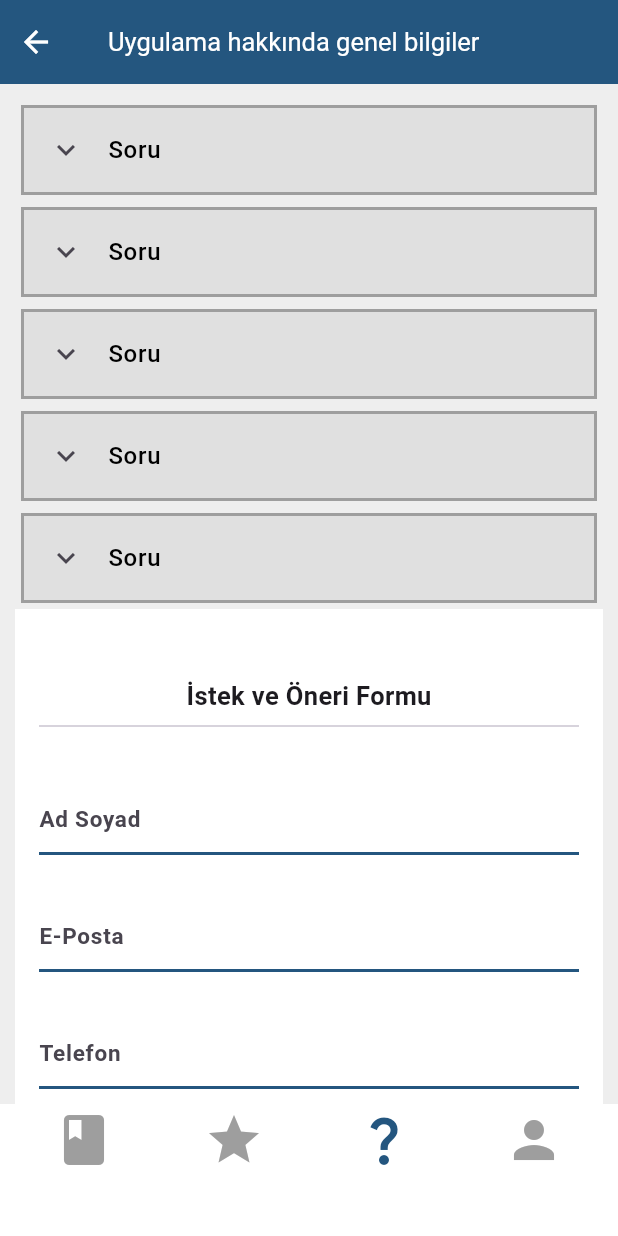
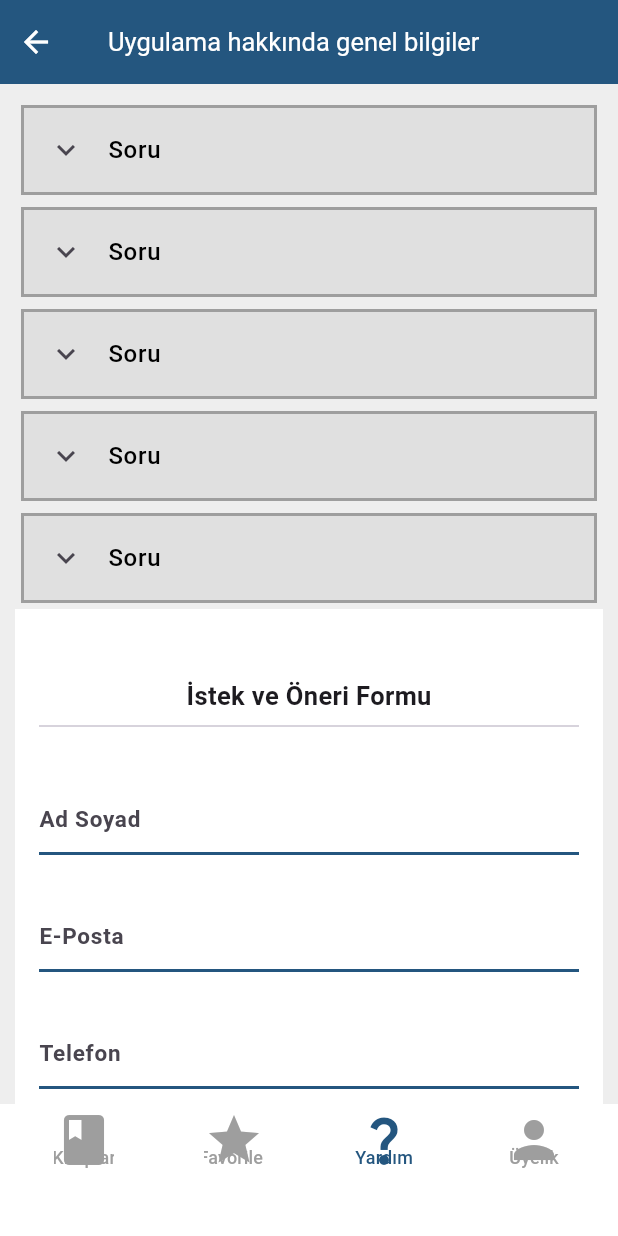
Before and after one commit to beyzacebiturk/bgs_app, a Flutter app: the screen it shows after launch, item 3 of the bottom bar chosen, on a phone screen of 412 x 824 dp. Run offline on Flutter 3.47's test engine with Material 3 defaults, Android fonts, the phone set to English and light mode, and no system bars; our stand-ins replace flutter_riverpod; network calls fail.

Commit message:
navbar tamamlandı. books_screen.dart

```diff
--- a/lib/main.dart
+++ b/lib/main.dart
@@ -1,8 +1,8 @@
-import 'package:bgs_app/navbar/navbar_states.dart';
+import 'package:bgs_app/navbar/navbar.dart';
 import 'package:bgs_app/views/filter_screen.dart';
 import 'package:bgs_app/views/fav_screen.dart';
 import 'package:bgs_app/views/help_screen.dart';
-import 'package:bgs_app/views/home.dart';
+import 'package:bgs_app/views/books_screen.dart';
 import 'package:bgs_app/views/login.dart';
 import 'package:bgs_app/views/sign_up.dart';
 import 'package:flutter/material.dart';
@@ -14,8 +14,6 @@ void main() {
   );
 }
 
-final selectedIndexProvider = StateProvider<int>((ref) => 0);
-
 class HomePage extends StatelessWidget {
   const HomePage({super.key});
 
@@ -23,7 +21,7 @@ class HomePage extends StatelessWidget {
   Widget build(BuildContext context) {
     return const MaterialApp(
       debugShowCheckedModeBanner: false,
-      home: Home(),
+      home: BooksScreen(),
     );
   }
 }
--- a/lib/models/books.dart
+++ b/lib/models/books.dart
@@ -1,19 +1,23 @@
 class Books {
-  String? title;
-  String? publishedYear;
-  String? grade;
-  String? branch;
-  String? category;
-  String? bookImage;
+  final String title;
+  final int publishedYear;
+  final String grade;
+  final String branch;
+  final String category;
+  //final String bookImage;
+  final String bookURL;
+  bool isFavorite;
 
-  Books({
-    this.title,
-    this.publishedYear,
-    this.bookImage,
-    this.branch,
-    this.category,
-    this.grade,
-  });
+  Books(
+      {required this.title,
+      required this.publishedYear,
+      //required this.bookImage,
+      required this.branch,
+      required this.category,
+      required this.grade,
+      required this.bookURL,
+       this.isFavorite = false,
+      });
 }
 
 List<String> selectedBooks = [];
@@ -21,26 +25,34 @@ List<String> selectedBooks = [];
 final List<Books> books = [
   Books(
       title: 'Kitap',
-      publishedYear: '2020',
-      grade: '12',
+      publishedYear: 2020,
+      category: 'Ders Anlatım Föyü Testler',
+      grade: 'TYT',
       branch: 'Mat',
-      category: 'tyt'),
+      bookURL:
+          'https://img.freepik.com/premium-vector/vector-icon-illustration-pink-heart-isolated-white-background_921039-1845.jpg'),
   Books(
       title: 'Kitap',
-      publishedYear: '2020',
-      grade: '12',
+      publishedYear: 2020,
+      category: 'Ders Anlatım Föyü Testler',
+      grade: 'TYT',
       branch: 'Mat',
-      category: 'tyt'),
+      bookURL:
+          'https://img.freepik.com/premium-vector/vector-icon-illustration-pink-heart-isolated-white-background_921039-1845.jpg'),
   Books(
       title: 'Kitap',
-      publishedYear: '2020',
-      grade: '12',
+      publishedYear: 2020,
+      category: 'Ders Anlatım Föyü Testler',
+      grade: 'TYT',
       branch: 'Mat',
-      category: 'tyt'),
+      bookURL:
+          'https://img.freepik.com/premium-vector/vector-icon-illustration-pink-heart-isolated-white-background_921039-1845.jpg'),
   Books(
       title: 'Kitap',
-      publishedYear: '2020',
-      grade: '12',
+      publishedYear: 2020,
+      category: 'Ders Anlatım Föyü Testler',
+      grade: 'TYT',
       branch: 'Mat',
-      category: 'tyt'),
+      bookURL:
+          'https://img.freepik.com/premium-vector/vector-icon-illustration-pink-heart-isolated-white-background_921039-1845.jpg'),
 ];
--- a/lib/navbar/navbar_states.dart
+++ b/lib/navbar/navbar.dart
@@ -1,13 +1,11 @@
 import 'dart:developer';
-
 import 'package:bgs_app/views/fav_screen.dart';
 import 'package:bgs_app/views/help_screen.dart';
-import 'package:bgs_app/views/home.dart';
+import 'package:bgs_app/views/books_screen.dart';
 import 'package:bgs_app/views/login.dart';
 import 'package:flutter/material.dart';
-import 'package:flutter/widgets.dart';
 import 'package:flutter_riverpod/flutter_riverpod.dart';
-import 'package:bgs_app/main.dart';
+import 'package:bgs_app/navbar/navbar_provider.dart';
 
 class Navbar extends ConsumerWidget {
   Navbar({super.key});
@@ -15,7 +13,7 @@ class Navbar extends ConsumerWidget {
   @override
   Widget build(BuildContext context, WidgetRef ref) {
     final selectedIndex = ref.watch(selectedIndexProvider);
-    log("index:" + selectedIndex.toString());
+    //log("index:" + selectedIndex.toString());
 
     return Container(
       color: Colors.white,
@@ -33,7 +31,7 @@ class Navbar extends ConsumerWidget {
                   Navigator.push(
                     context,
                     MaterialPageRoute(
-                      builder: (context) => const Home(),
+                      builder: (context) => const BooksScreen(),
                     ),
                   );
                 },
@@ -87,39 +85,3 @@ class Navbar extends ConsumerWidget {
     );
   }
 }
-
-MaterialButton navbarIcon({
-  required IconData icon,
-  required VoidCallback onpressed,
-  required bool isSelected,
-  required String label,
-}) {
-  return MaterialButton(
-    onPressed: onpressed,
-    child: Stack(
-      alignment: Alignment.bottomCenter,
-      children: [
-        Icon(icon,
-            size: 40,
-            color: isSelected
-                ? Colors.grey
-                : const Color.fromARGB(255, 36, 86, 127) //true gri, false mavi
-            ),
-
-        /* Positioned(
-          //ICON ALTINDAKİ LABEL - HATALI
-          bottom: 0,
-          child: Text(
-            label,
-            style: TextStyle(
-              fontSize: 12,
-              color: isSelected
-                  ? Colors.grey
-                  : const Color.fromARGB(255, 36, 86, 127),
-            ),
-          ),
-        ), */
-      ],
-    ),
-  );
-}
--- /dev/null
+++ b/lib/navbar/navbar_provider.dart
@@ -0,0 +1,40 @@
+  import 'package:flutter/material.dart';
+import 'package:flutter_riverpod/flutter_riverpod.dart';
+
+final selectedIndexProvider = StateProvider<int>((ref) => 0);
+
+MaterialButton navbarIcon({
+  required IconData icon,
+  required VoidCallback onpressed,
+  required bool isSelected,
+  required String label,
+}) {
+  return MaterialButton(
+    onPressed: onpressed,
+    child: Stack(
+      alignment: Alignment.bottomCenter,
+      children: [
+        Icon(icon,
+            size: 40,
+            color: isSelected
+                ? Colors.grey
+                : const Color.fromARGB(255, 36, 86, 127) //true gri, false mavi
+            ),
+
+         Positioned(
+          //ICON ALTINDAKİ LABEL - HATALI
+          bottom: 0,
+          child: Text(
+            label,
+            style: TextStyle(
+              fontSize: 12,
+              color: isSelected
+                  ? Colors.grey
+                  : const Color.fromARGB(255, 36, 86, 127),
+            ),
+          ),
+        ),
+      ],
+    ),
+  );
+}
--- /dev/null
+++ b/lib/views/books_screen.dart
@@ -0,0 +1,252 @@
+import 'package:bgs_app/navbar/navbar.dart';
+import 'package:bgs_app/views/book_detail_screen.dart';
+import 'package:bgs_app/widgets/buttons.dart';
+import 'package:flutter/cupertino.dart';
+import 'package:flutter/material.dart';
+import 'package:bgs_app/views/filter_screen.dart';
+import 'package:bgs_app/models/books.dart';
+import 'package:flutter/widgets.dart';
+
+class BooksScreen extends StatefulWidget {
+  const BooksScreen({super.key});
+
+  @override
+  State<BooksScreen> createState() => _BooksPageState();
+}
+
+class _BooksPageState extends State<BooksScreen> {
+  final controller = TextEditingController();
+
+  //String selectedFilter = 'Tümü';
+  //List<String> filterOptions = ['Tümü', 'Filtre 1', 'Filtre 2', 'Filtre 3'];
+
+  /*void _showFilterDialog() {  ///SHOWDIALOG İÇİNDE FİLTRELEME
+    showDialog(
+      context: context,
+      builder: (BuildContext context) {
+        return AlertDialog(
+          title: const Text('FİLTRE'),
+          content: Column(
+            children: [
+              for (String option in filterOptions)
+                RadioListTile(
+                  title: Text(option),
+                  value: option,
+                  groupValue: selectedFilter,
+                  onChanged: (String? value) {
+                    setState(() {
+                      selectedFilter = value!;
+                      Navigator.of(context).pop();
+                    });
+                  },
+                ),
+            ],
+          ),
+          actions: <Widget>[
+            ElevatedButton(
+              child: const Text('Okay'),
+              onPressed: () {
+                ///filtrelenecek öz. olacak
+                Navigator.of(context).pop();
+              },
+            )
+          ],
+        );
+      },
+    );
+  } */
+
+  @override
+  Widget build(BuildContext context) {
+    return MaterialApp(
+      debugShowCheckedModeBanner: false,
+      home: Scaffold(
+        appBar: AppBar(
+          backgroundColor: const Color.fromARGB(255, 36, 86, 127),
+        ),
+        body: Padding(
+          padding: const EdgeInsets.all(16.0),
+          child: Column(
+            children: <Widget>[
+              MaterialButton(
+                minWidth: double.tryParse('50'),
+                height: 40,
+                onPressed: () {
+                  Navigator.push(
+                      context,
+                      MaterialPageRoute(
+                          builder: (context) => const FilterPage()));
+                },
+                color: Colors.white,
+                elevation: 3,
+                shape: RoundedRectangleBorder(
+                  side: const BorderSide(
+                    color: Color.fromARGB(255, 36, 86, 127),
+                    width: 3,
+                  ),
+                  borderRadius: BorderRadius.circular(8),
+                ),
+                child: const Row(
+                  mainAxisAlignment: MainAxisAlignment.center,
+                  children: [
+                    Icon(
+                      Icons.filter_list,
+                      color: Color.fromARGB(255, 36, 86, 127),
+                    ),
+                    SizedBox(width: 20),
+                    Text(
+                      'FİLTRE',
+                      style: TextStyle(
+                        color: Color.fromARGB(255, 36, 86, 127),
+                        fontSize: 17,
+                      ),
+                    )
+                  ],
+                ),
+              ),
+              const TextField(
+                decoration: InputDecoration(
+                  focusedBorder: UnderlineInputBorder(
+                    borderSide: BorderSide(
+                        color: Color.fromARGB(255, 36, 86, 127), width: 3),
+                  ),
+                  enabledBorder: UnderlineInputBorder(
+                    borderSide: BorderSide(
+                      color: Color.fromARGB(255, 36, 86, 127),
+                      width: 3,
+                    ),
+                  ),
+                  prefixIcon: Icon(
+                    Icons.search,
+                    color: Color.fromARGB(255, 36, 86, 127),
+                    size: 26,
+                  ),
+                  hintText: 'Kitap Arama',
+                  hintStyle: TextStyle(color: Colors.grey, fontSize: 14),
+                ),
+              ),
+              Expanded(
+                  child: ListView.builder(
+                itemCount: books.length,
+                itemBuilder: (context, index) {
+                  return Card(
+                    color: Colors.white,
+                    child: InkWell(
+                      onTap: () {
+                        Navigator.push(
+                          context,
+                          MaterialPageRoute(
+                            builder: (context) => const BookDetailScreen(),
+                          ),
+                        );
+                      },
+                      child: Column(
+                        crossAxisAlignment: CrossAxisAlignment.start,
+                        children: [
+                          Padding(
+                            padding: const EdgeInsets.all(8.0),
+                            child: Row(
+                              children: [
+                                SizedBox(
+                                  width: 150,
+                                  height: 200,
+                                  child: Image.network(
+                                    books[index].bookURL,
+                                    fit: BoxFit.cover,
+                                  ),
+                                ),
+                                Expanded(
+                                  child: Padding(
+                                    padding: const EdgeInsets.symmetric(
+                                        horizontal: 8.0),
+                                    child: Column(
+                                      crossAxisAlignment:
+                                          CrossAxisAlignment.start,
+                                      children: [
+                                        Text(
+                                          books[index].title,
+                                          style: const TextStyle(
+                                            fontSize: 16,
+                                            fontWeight: FontWeight.bold,
+                                          ),
+                                        ),
+                                        const SizedBox(height: 8),
+                                        Text.rich(
+                                          TextSpan(
+                                            children: [
+                                              const TextSpan(
+                                                text: 'Basım Yılı: ',
+                                              ),
+                                              TextSpan(
+                                                text: books[index]
+                                                    .publishedYear
+                                                    .toString(),
+                                                style: const TextStyle(
+                                                  fontWeight: FontWeight.bold,
+                                                ),
+                                              ),
+                                            ],
+                                          ),
+                                        ),
+                                        Text(books[index].branch),
+                                        Text(books[index].category),
+                                      ],
+                                    ),
+                                  ),
+                                ),
+                              ],
+                            ),
+                          ),
+                          Container(
+                            height: 60,
+                            color: const Color.fromARGB(255, 36, 86, 127),
+                            child: Row(
+                              crossAxisAlignment: CrossAxisAlignment.center,
+                              children: [
+                                const Padding(
+                                  padding: EdgeInsets.all(8.0),
+                                  child: Text(
+                                    "TESTLER",
+                                    style: TextStyle(
+                                        fontSize: 17,
+                                        letterSpacing: 1,
+                                        fontWeight: FontWeight.bold,
+                                        color: Colors.white),
+                                  ),
+                                ),
+
+                                Row(
+                                  children: [
+                                    Container(
+                                      height: 60,
+                                      width: 70,
+                                      color: const Color.fromARGB(
+                                          255, 120, 149, 172),
+                                      child: IconButton(
+                                        onPressed: () {},
+                                        icon: const Icon(
+                                          Icons.star_border,
+                                          color: Colors.white,
+                                          size: 30,
+                                        ),
+                                      ),
+                                    ),
+                                  ],
+                                ),
+                              ],
+                            ),
+                          ),
+                        ],
+                      ),
+                    ),
+                  );
+                },
+              ))
+            ],
+          ),
+        ),
+        bottomNavigationBar: Navbar(),
+      ),
+    );
+  }
+}
--- a/lib/views/filter_screen.dart
+++ b/lib/views/filter_screen.dart
@@ -1,4 +1,4 @@
-import 'package:bgs_app/views/home.dart';
+import 'package:bgs_app/views/books_screen.dart';
 import 'package:flutter/material.dart';
 
 class FilterPage extends StatefulWidget {
@@ -37,7 +37,7 @@ class _FilterPageState extends State<FilterPage> {
             BackButton(
               onPressed: () {
                 Navigator.push(context,
-                    MaterialPageRoute(builder: (context) => const Home()));
+                    MaterialPageRoute(builder: (context) => const BooksScreen()));
               },
               color: Colors.white,
             )
--- a/lib/views/help_screen.dart
+++ b/lib/views/help_screen.dart
@@ -1,5 +1,5 @@
-import 'package:bgs_app/navbar/navbar_states.dart';
-import 'package:bgs_app/views/home.dart';
+import 'package:bgs_app/navbar/navbar.dart';
+import 'package:bgs_app/views/books_screen.dart';
 import 'package:bgs_app/widgets/buttons.dart';
 import 'package:flutter/material.dart';
 import 'package:bgs_app/controllers/text_field.dart';
@@ -42,7 +42,7 @@ class HelpScreen extends StatelessWidget {
             BackButton(
               onPressed: () {
                 Navigator.push(context,
-                    MaterialPageRoute(builder: (context) => const Home()));
+                    MaterialPageRoute(builder: (context) => const BooksScreen()));
               },
               color: Colors.white,
             )
--- a/lib/views/home.dart
+++ /dev/null
@@ -1,131 +0,0 @@
-import 'package:bgs_app/navbar/navbar_states.dart';
-import 'package:bgs_app/widgets/buttons.dart';
-import 'package:flutter/material.dart';
-import 'package:bgs_app/views/filter_screen.dart';
-
-class Home extends StatefulWidget {
-  const Home({super.key});
-
-  @override
-  State<Home> createState() => _HomeState();
-}
-
-class _HomeState extends State<Home> {
-  final controller = TextEditingController();
-
-  //String selectedFilter = 'Tümü';
-  //List<String> filterOptions = ['Tümü', 'Filtre 1', 'Filtre 2', 'Filtre 3'];
-
-  /*void _showFilterDialog() {  ///SHOWDIALOG İÇİNDE FİLTRELEME
-    showDialog(
-      context: context,
-      builder: (BuildContext context) {
-        return AlertDialog(
-          title: const Text('FİLTRE'),
-          content: Column(
-            children: [
-              for (String option in filterOptions)
-                RadioListTile(
-                  title: Text(option),
-                  value: option,
-                  groupValue: selectedFilter,
-                  onChanged: (String? value) {
-                    setState(() {
-                      selectedFilter = value!;
-                      Navigator.of(context).pop();
-                    });
-                  },
-                ),
-            ],
-          ),
-          actions: <Widget>[
-            ElevatedButton(
-              child: const Text('Okay'),
-              onPressed: () {
-                ///filtrelenecek öz. olacak
-                Navigator.of(context).pop();
-              },
-            )
-          ],
-        );
-      },
-    );
-  } */
-
-  @override
-  Widget build(BuildContext context) {
-    return MaterialApp(
-      debugShowCheckedModeBanner: false,
-      home: Scaffold(
-        appBar: AppBar(
-          backgroundColor: const Color.fromARGB(255, 36, 86, 127),
-        ),
-        body: Padding(
-          padding: const EdgeInsets.all(16.0),
-          child: Column(
-            children: <Widget>[
-              MaterialButton(
-                minWidth: double.tryParse('50'),
-                height: 40,
-                onPressed: () {
-                  Navigator.push(
-                      context,
-                      MaterialPageRoute(
-                          builder: (context) => const FilterPage()));
-                },
-                color: Colors.white,
-                elevation: 3,
-                shape: RoundedRectangleBorder(
-                  side: const BorderSide(
-                    color: Color.fromARGB(255, 36, 86, 127),
-                    width: 3,
-                  ),
-                  borderRadius: BorderRadius.circular(8),
-                ),
-                child: const Row(
-                  mainAxisAlignment: MainAxisAlignment.center,
-                  children: [
-                    Icon(
-                      Icons.filter_list,
-                      color: Color.fromARGB(255, 36, 86, 127),
-                    ),
-                    SizedBox(width: 20),
-                    Text(
-                      'FİLTRE',
-                      style: TextStyle(
-                        color: Color.fromARGB(255, 36, 86, 127),
-                        fontSize: 17,
-                      ),
-                    )
-                  ],
-                ),
-              ),
-              const TextField(
-                decoration: InputDecoration(
-                  focusedBorder: UnderlineInputBorder(
-                    borderSide: BorderSide(
-                        color: Color.fromARGB(255, 36, 86, 127), width: 3),
-                  ),
-                  enabledBorder: UnderlineInputBorder(
-                    borderSide: BorderSide(
-                      color: Color.fromARGB(255, 36, 86, 127),
-                      width: 3,
-                    ),
-                  ),
-                  prefixIcon: Icon(
-                    Icons.search,
-                    color: Color.fromARGB(255, 36, 86, 127),
-                    size: 26,
-                  ),
-                  hintText: 'Kitap Arama',
-                  hintStyle: TextStyle(color: Colors.grey, fontSize: 14),
-                ),
-              ),
-            ],
-          ),
-        ),
-       bottomNavigationBar: Navbar(),
-      ),
-    );
-  }
-}
--- a/lib/views/login.dart
+++ b/lib/views/login.dart
@@ -1,5 +1,5 @@
 import 'package:bgs_app/controllers/text_field.dart';
-import 'package:bgs_app/navbar/navbar_states.dart';
+import 'package:bgs_app/navbar/navbar.dart';
 import 'package:bgs_app/widgets/buttons.dart';
 import 'package:flutter/material.dart';
 import 'package:bgs_app/models/Users.dart';
--- a/lib/views/sign_up.dart
+++ b/lib/views/sign_up.dart
@@ -1,4 +1,4 @@
-import 'package:bgs_app/navbar/navbar_states.dart';
+import 'package:bgs_app/navbar/navbar.dart';
 import 'package:bgs_app/views/login.dart';
 import 'package:bgs_app/widgets/buttons.dart';
 import 'package:flutter/material.dart';
```
Also changed, not shown: lib/views/book_detail_screen.dart (added, +21 -0 lines), lib/views/fav_screen.dart (+4 -3 lines).
